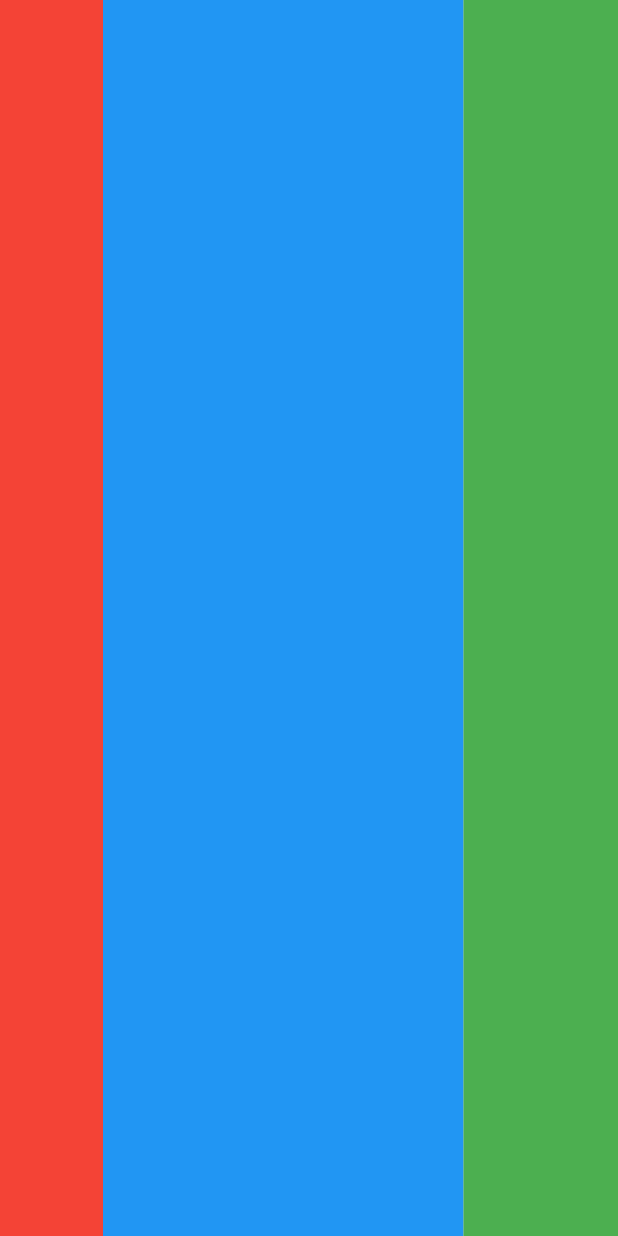
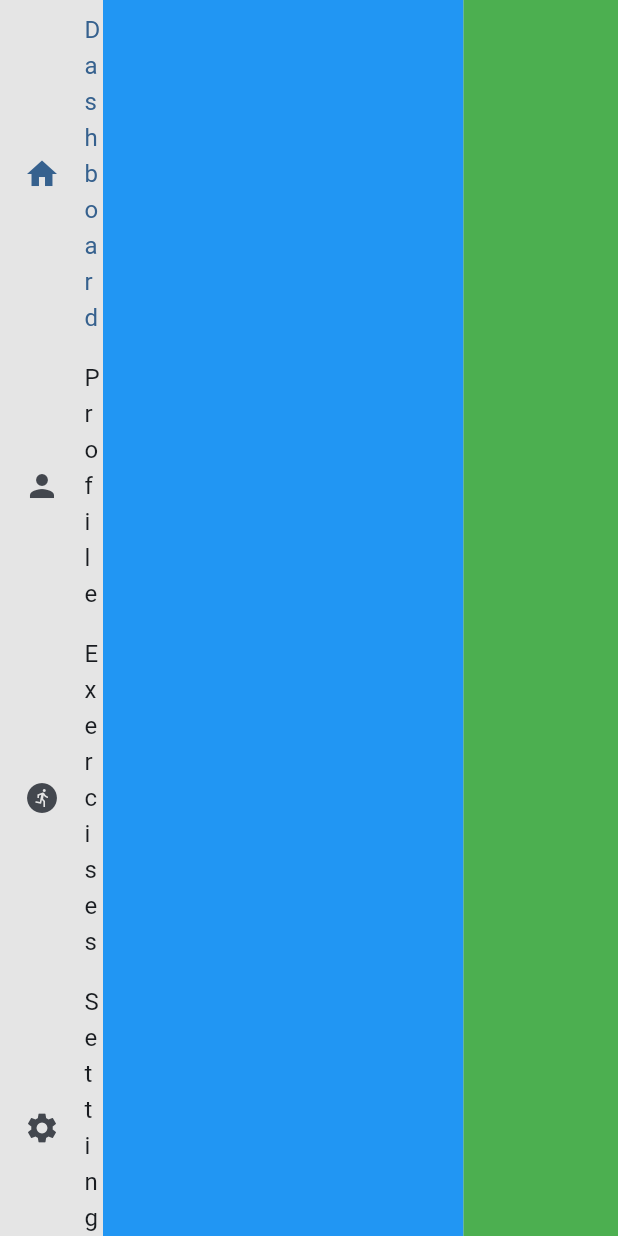
Before and after one commit to ygorhora/flutter-dashboard, a Flutter app: the screen it shows after launch, on a phone screen of 412 x 824 dp. Run offline on Flutter 3.47's test engine with Material 3 defaults, Android fonts, the phone set to English and light mode, and no system bars.

Commit message:
set side menu on main screen

```diff
--- a/lib/screens/main_screen.dart
+++ b/lib/screens/main_screen.dart
@@ -1,4 +1,5 @@
 import 'package:flutter/material.dart';
+import 'package:flutter_dashboard/widgets/side_menu_widget.dart';
 
 class MainScreen extends StatelessWidget {
   const MainScreen({super.key});
@@ -11,8 +12,8 @@ class MainScreen extends StatelessWidget {
           children: [
             Expanded(
               flex: 2,
-              child: Container(
-                color: Colors.red,
+              child: SizedBox(
+                child: SideMenuWidget(),
               ),
             ),
             Expanded(
```
